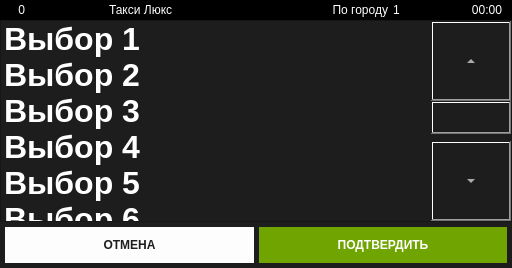
Before: the Qt Designer form indigotaxi.ui in koolkhel/wince-taximeter, drawn with Qt 5.
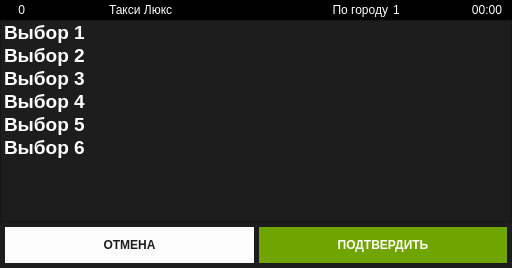
After: the same form once the commit is applied. The open tabs and pages were chosen to show the change. Icons and pictures are not drawn.

Patch:
```diff
--- a/indigotaxi.ui
+++ b/indigotaxi.ui
@@ -2722,7 +2722,7 @@
           <property name="font">
            <font>
             <family>Segoe UI</family>
-            <pointsize>24</pointsize>
+            <pointsize>14</pointsize>
             <weight>75</weight>
             <italic>false</italic>
             <bold>true</bold>
```
Left out of the diff: 10 changed lines with no effect on the pictures.
